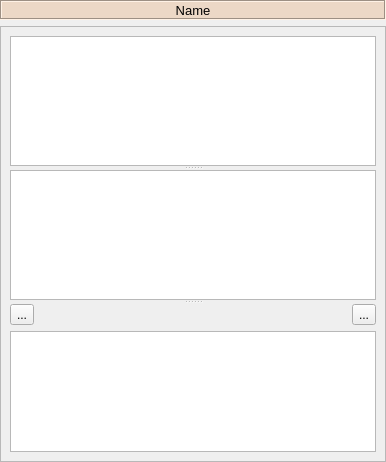
spine-tools/Spine-Toolbox, file spinetoolbox/ui/jump_properties.ui: the form before one commit.
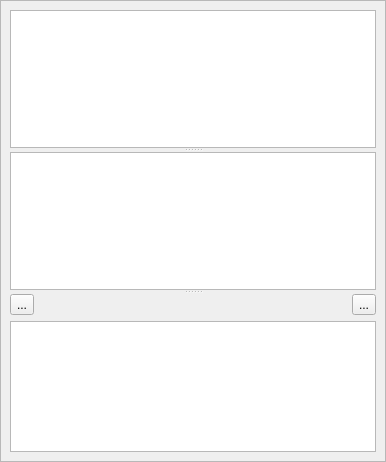
The form after the commit. Icons and pictures are not drawn. Custom widgets are drawn as their Qt base class.

Commit message: Add icon and color to the name label in item properties

```diff
--- a/spinetoolbox/ui/jump_properties.ui
+++ b/spinetoolbox/ui/jump_properties.ui
@@ -38,53 +38,6 @@
    <property name="bottomMargin">
     <number>0</number>
    </property>
-   <item>
-    <widget class="QLabel" name="link_name_label">
-     <property name="sizePolicy">
-      <sizepolicy hsizetype="Preferred" vsizetype="Fixed">
-       <horstretch>0</horstretch>
-       <verstretch>0</verstretch>
-      </sizepolicy>
-     </property>
-     <property name="minimumSize">
-      <size>
-       <width>0</width>
-       <height>20</height>
-      </size>
-     </property>
-     <property name="maximumSize">
-      <size>
-       <width>16777215</width>
-       <height>20</height>
-      </size>
-     </property>
-     <property name="font">
-      <font>
-       <pointsize>10</pointsize>
-       <weight>50</weight>
-       <bold>false</bold>
-      </font>
-     </property>
-     <property name="styleSheet">
-      <string notr="true">background-color: #ecd8c6;</string>
-     </property>
-     <property name="frameShape">
-      <enum>QFrame::Box</enum>
-     </property>
-     <property name="frameShadow">
-      <enum>QFrame::Sunken</enum>
-     </property>
-     <property name="text">
-      <string>Name</string>
-     </property>
-     <property name="alignment">
-      <set>Qt::AlignCenter</set>
-     </property>
-     <property name="wordWrap">
-      <bool>true</bool>
-     </property>
-    </widget>
-   </item>
    <item>
     <widget class="QScrollArea" name="scrollArea">
      <property name="widgetResizable">
@@ -96,7 +49,7 @@
         <x>0</x>
         <y>0</y>
         <width>384</width>
-        <height>434</height>
+        <height>460</height>
        </rect>
       </property>
       <layout class="QVBoxLayout" name="verticalLayout">
```
The commit also changes 9 other files.
